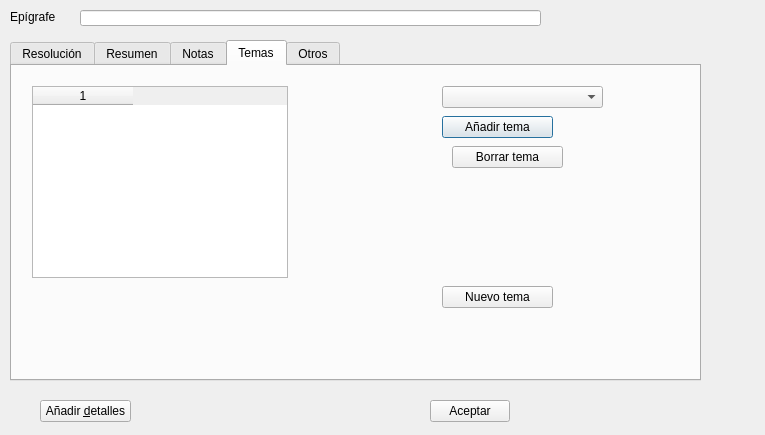
This is gui/dlgnuevaresolucion.ui in rogorido/qtpredicadores as Qt 5 draws it before an edit. The edited form follows.
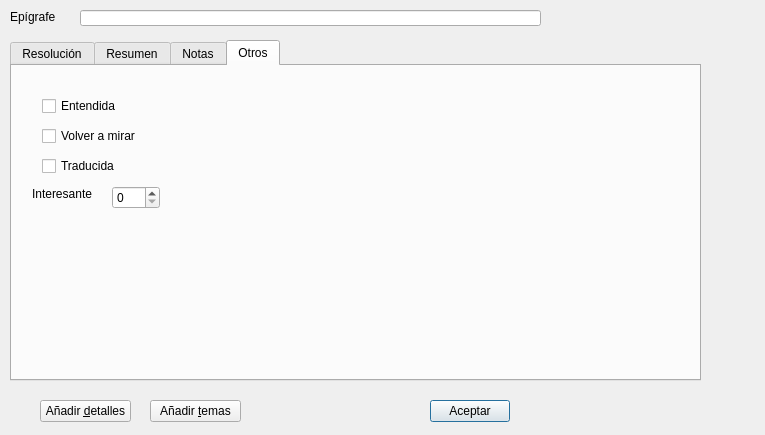
This is the edited form.

Commit message: Uso del form dlgTemas en dlgNuevaResolucion

Patch:
```diff
--- a/gui/dlgnuevaresolucion.ui
+++ b/gui/dlgnuevaresolucion.ui
@@ -103,74 +103,6 @@
      </property>
     </widget>
    </widget>
-   <widget class="QWidget" name="tabTemas">
-    <attribute name="title">
-     <string>Temas</string>
-    </attribute>
-    <widget class="QComboBox" name="cboTemas">
-     <property name="geometry">
-      <rect>
-       <x>430</x>
-       <y>20</y>
-       <width>161</width>
-       <height>22</height>
-      </rect>
-     </property>
-    </widget>
-    <widget class="QPushButton" name="btAnadirTema">
-     <property name="geometry">
-      <rect>
-       <x>430</x>
-       <y>50</y>
-       <width>111</width>
-       <height>22</height>
-      </rect>
-     </property>
-     <property name="text">
-      <string>Añadir tema</string>
-     </property>
-    </widget>
-    <widget class="QPushButton" name="btQuitarTema">
-     <property name="geometry">
-      <rect>
-       <x>440</x>
-       <y>80</y>
-       <width>111</width>
-       <height>22</height>
-      </rect>
-     </property>
-     <property name="text">
-      <string>Borrar tema</string>
-     </property>
-    </widget>
-    <widget class="QPushButton" name="btNuevoTema">
-     <property name="geometry">
-      <rect>
-       <x>430</x>
-       <y>220</y>
-       <width>111</width>
-       <height>22</height>
-      </rect>
-     </property>
-     <property name="text">
-      <string>Nuevo tema</string>
-     </property>
-    </widget>
-    <widget class="QTableWidget" name="twTemas">
-     <property name="geometry">
-      <rect>
-       <x>20</x>
-       <y>20</y>
-       <width>256</width>
-       <height>192</height>
-      </rect>
-     </property>
-     <property name="columnCount">
-      <number>1</number>
-     </property>
-     <column/>
-    </widget>
-   </widget>
    <widget class="QWidget" name="tabOtros">
     <attribute name="title">
      <string>Otros</string>
@@ -265,6 +197,19 @@
     <string>Añadir &amp;detalles</string>
    </property>
   </widget>
+  <widget class="QPushButton" name="btTemas">
+   <property name="geometry">
+    <rect>
+     <x>150</x>
+     <y>400</y>
+     <width>91</width>
+     <height>22</height>
+    </rect>
+   </property>
+   <property name="text">
+    <string>Añadir &amp;temas</string>
+   </property>
+  </widget>
  </widget>
  <resources/>
  <connections/>
```
The commit also changes 2 other files.
